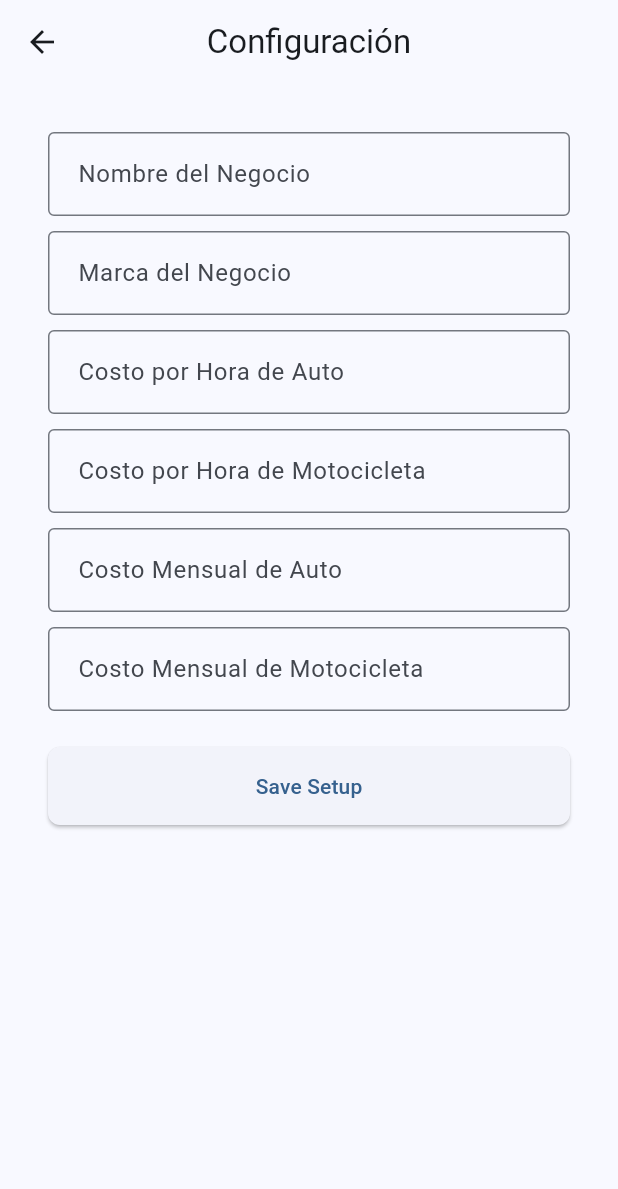
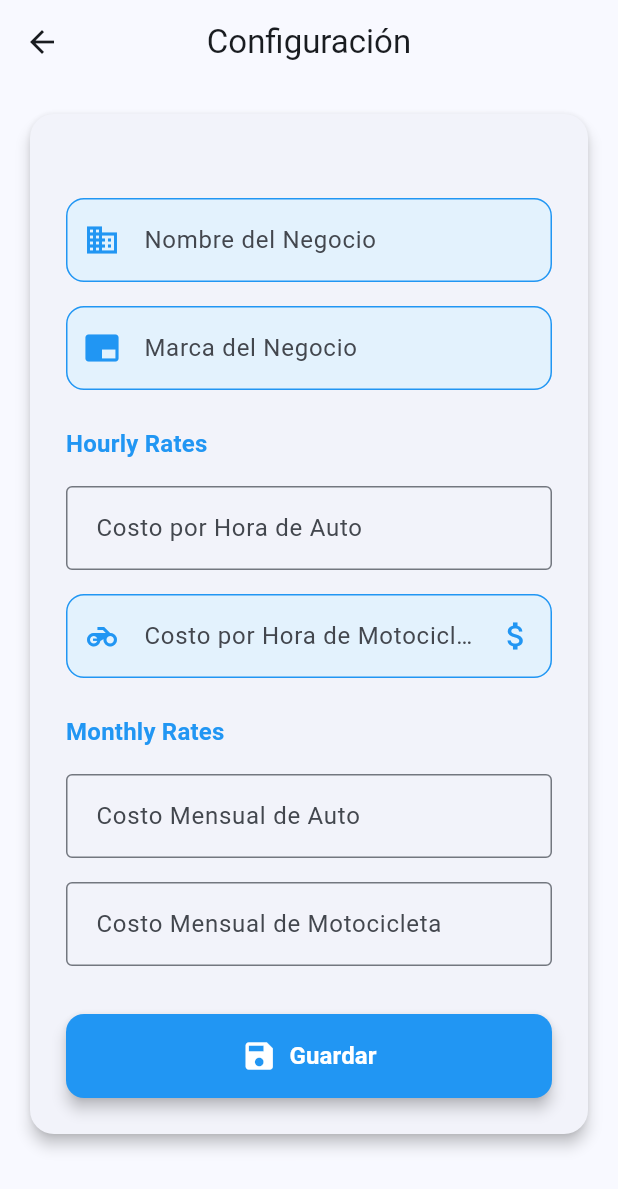
Before and after one commit to crisari666/parking_app, a Flutter app: the SetupPage screen opened by its route, on a phone screen of 412 x 824 dp. Shown: the top 1189 px of the screen. Run offline on Flutter 3.47's test engine with Material 3 defaults, Android fonts, the phone set to English and light mode, and no system bars; our stand-ins replace auto_route, equatable, flutter_bloc, gap, get_it, hive and 2 more; accounts and stored records are empty; generated files the repository leaves out were written again.

Commit message:
Enhance input fields and setup form layout for improved user experience
- Updated BusinessBrandField, BusinessNameField, and MotorcycleHourCostField to include prefix and suffix icons, enhancing visual clarity.
- Refactored SetupForm to utilize a SingleChildScrollView and Card for better layout and padding, improving overall aesthetics.
- Added localization support for button text in SetupSubmitButton, ensuring a consistent user experience across different languages.

```diff
--- a/lib/features/setup/presentation/widgets/business_brand_field.dart
+++ b/lib/features/setup/presentation/widgets/business_brand_field.dart
@@ -19,7 +19,22 @@ class BusinessBrandField extends StatelessWidget {
       initialValue: initialValue,
       decoration: InputDecoration(
         labelText: label,
-        border: const OutlineInputBorder(),
+        prefixIcon: const Icon(Icons.branding_watermark, color: Colors.blue),
+        border: OutlineInputBorder(
+          borderRadius: BorderRadius.circular(12),
+          borderSide: const BorderSide(color: Colors.blue),
+        ),
+        enabledBorder: OutlineInputBorder(
+          borderRadius: BorderRadius.circular(12),
+          borderSide: const BorderSide(color: Colors.blue),
+        ),
+        focusedBorder: OutlineInputBorder(
+          borderRadius: BorderRadius.circular(12),
+          borderSide: const BorderSide(color: Colors.blue, width: 2),
+        ),
+        filled: true,
+        fillColor: Colors.blue.shade50,
+        contentPadding: const EdgeInsets.symmetric(horizontal: 16, vertical: 16),
       ),
       onChanged: (value) {
         context.read<SetupBloc>().add(SetupBusinessBrandChanged(value));
--- a/lib/features/setup/presentation/widgets/business_name_field.dart
+++ b/lib/features/setup/presentation/widgets/business_name_field.dart
@@ -19,7 +19,22 @@ class BusinessNameField extends StatelessWidget {
       initialValue: initialValue,
       decoration: InputDecoration(
         labelText: label,
-        border: const OutlineInputBorder(),
+        prefixIcon: const Icon(Icons.business, color: Colors.blue),
+        border: OutlineInputBorder(
+          borderRadius: BorderRadius.circular(12),
+          borderSide: const BorderSide(color: Colors.blue),
+        ),
+        enabledBorder: OutlineInputBorder(
+          borderRadius: BorderRadius.circular(12),
+          borderSide: const BorderSide(color: Colors.blue),
+        ),
+        focusedBorder: OutlineInputBorder(
+          borderRadius: BorderRadius.circular(12),
+          borderSide: const BorderSide(color: Colors.blue, width: 2),
+        ),
+        filled: true,
+        fillColor: Colors.blue.shade50,
+        contentPadding: const EdgeInsets.symmetric(horizontal: 16, vertical: 16),
       ),
       onChanged: (value) {
         context.read<SetupBloc>().add(SetupBusinessNameChanged(value));
--- a/lib/features/setup/presentation/widgets/motorcycle_hour_cost_field.dart
+++ b/lib/features/setup/presentation/widgets/motorcycle_hour_cost_field.dart
@@ -20,7 +20,23 @@ class MotorcycleHourCostField extends StatelessWidget {
       keyboardType: TextInputType.number,
       decoration: InputDecoration(
         labelText: label,
-        border: const OutlineInputBorder(),
+        prefixIcon: const Icon(Icons.motorcycle, color: Colors.blue),
+        suffixIcon: const Icon(Icons.attach_money, color: Colors.blue),
+        border: OutlineInputBorder(
+          borderRadius: BorderRadius.circular(12),
+          borderSide: const BorderSide(color: Colors.blue),
+        ),
+        enabledBorder: OutlineInputBorder(
+          borderRadius: BorderRadius.circular(12),
+          borderSide: const BorderSide(color: Colors.blue),
+        ),
+        focusedBorder: OutlineInputBorder(
+          borderRadius: BorderRadius.circular(12),
+          borderSide: const BorderSide(color: Colors.blue, width: 2),
+        ),
+        filled: true,
+        fillColor: Colors.blue.shade50,
+        contentPadding: const EdgeInsets.symmetric(horizontal: 16, vertical: 16),
       ),
       onChanged: (value) {
         context.read<SetupBloc>().add(SetupMotorcycleHourCostChanged(value));
--- a/lib/features/setup/presentation/widgets/setup_form.dart
+++ b/lib/features/setup/presentation/widgets/setup_form.dart
@@ -27,52 +27,86 @@ class SetupForm extends StatelessWidget {
 
         if (state is SetupSuccess) {
           final setup = state.setup;
-          // Pre-fill the form fields if setup data exists
-          return Padding(
-            padding: const EdgeInsets.all(16.0),
+          return SingleChildScrollView(
+            child: Card(
+              elevation: 4,
+              shape: RoundedRectangleBorder(
+                  borderRadius: BorderRadius.circular(16),
+                ),
+                child: Padding(
+                  padding: const EdgeInsets.all(24.0),
                   child: Form(
                     child: Column(
                       crossAxisAlignment: CrossAxisAlignment.stretch,
                       children: [
+                        const Gap(32),
                         BusinessNameField(
                           initialValue: setup?.businessName ?? '',
                           label: l10n.businessName,
                         ),
-                const Gap(10),
+                        const Gap(16),
                         BusinessBrandField(
                           initialValue: setup?.businessBrand ?? '',
                           label: l10n.businessBrand,
                         ),
-                const Gap(10),
+                        const Gap(24),
+                        Text(
+                          'Hourly Rates',
+                          style: Theme.of(context).textTheme.titleMedium?.copyWith(
+                            color: Colors.blue,
+                            fontWeight: FontWeight.bold,
+                          ),
+                        ),
+                        const Gap(16),
                         CarHourCostField(
                           initialValue: setup?.carHourCost.toString() ?? '',
                           label: l10n.carHourCost,
                         ),
-                const Gap(10),
+                        const Gap(16),
                         MotorcycleHourCostField(
                           initialValue: setup?.motorcycleHourCost.toString() ?? '',
                           label: l10n.motorcycleHourCost,
                         ),
-                const Gap(10),
+                        const Gap(24),
+                        Text(
+                          'Monthly Rates',
+                          style: Theme.of(context).textTheme.titleMedium?.copyWith(
+                            color: Colors.blue,
+                            fontWeight: FontWeight.bold,
+                          ),
+                        ),
+                        const Gap(16),
                         CarMonthlyCostField(
                           initialValue: setup?.carMonthlyCost.toString() ?? '',
                           label: l10n.carMonthlyCost,
                         ),
-                const Gap(10),
+                        const Gap(16),
                         MotorcycleMonthlyCostField(
                           initialValue: setup?.motorcycleMonthlyCost.toString() ?? '',
                           label: l10n.motorcycleMonthlyCost,
                         ),
-                const Gap(24),
+                        const Gap(32),
                         const SetupSubmitButton(),
                       ],
+                    ),
+                  ),
                 ),
               ),
           );
         }
 
         if (state is SetupError) {
-          return Center(child: Text('Error: ${state.message}'));
+          return Center(
+            child: Card(
+              child: Padding(
+                padding: const EdgeInsets.all(16.0),
+                child: Text(
+                  'Error: ${state.message}',
+                  style: const TextStyle(color: Colors.red),
+                ),
+              ),
+            ),
+          );
         }
 
         return Container(); // Initial state
--- a/lib/features/setup/presentation/widgets/setup_submit_button.dart
+++ b/lib/features/setup/presentation/widgets/setup_submit_button.dart
@@ -2,17 +2,42 @@ import 'package:flutter/material.dart';
 import 'package:flutter_bloc/flutter_bloc.dart';
 import 'package:quantum_parking_flutter/features/setup/presentation/bloc/setup_bloc.dart';
 import 'package:quantum_parking_flutter/features/setup/presentation/bloc/setup_event.dart';
+import 'package:flutter_gen/gen_l10n/app_localizations.dart';
 
 class SetupSubmitButton extends StatelessWidget {
   const SetupSubmitButton({super.key});
 
   @override
   Widget build(BuildContext context) {
+    final l10n = AppLocalizations.of(context)!;
+
     return ElevatedButton(
       onPressed: () {
         context.read<SetupBloc>().add(SetupSubmitted());
       },
-      child: const Text('Save Setup'),
+      style: ElevatedButton.styleFrom(
+        backgroundColor: Colors.blue,
+        foregroundColor: Colors.white,
+        padding: const EdgeInsets.symmetric(vertical: 16),
+        shape: RoundedRectangleBorder(
+          borderRadius: BorderRadius.circular(12),
+        ),
+        elevation: 4,
+      ),
+      child: Row(
+        mainAxisAlignment: MainAxisAlignment.center,
+        children: [
+          const Icon(Icons.save, size: 24),
+          const SizedBox(width: 8),
+          Text(
+            l10n.save,
+            style: const TextStyle(
+              fontSize: 16,
+              fontWeight: FontWeight.bold,
+            ),
+          ),
+        ],
+      ),
     );
   }
 }
```
Lines whose indentation alone changed are shown as unchanged.
